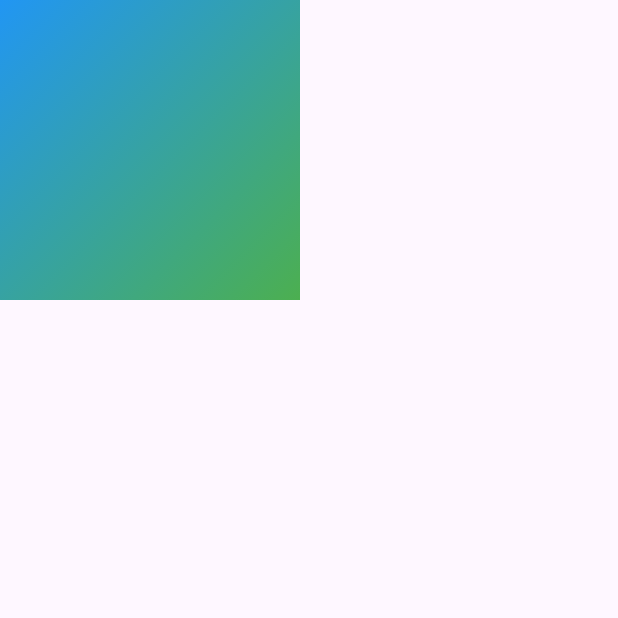
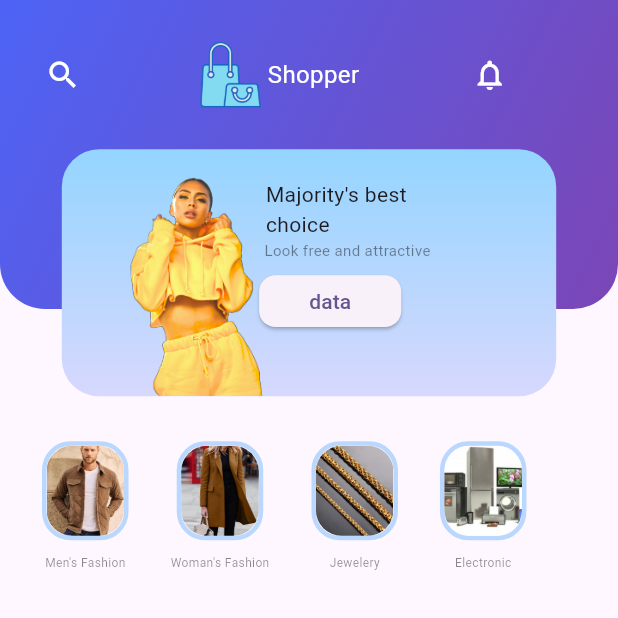
Before and after one commit to sabdanabi/Project-PAS, a Flutter app: the screen it shows after launch, on a phone screen of 412 x 824 dp, the top half of it. Run offline on Flutter 3.47's test engine with Material 2 defaults, Android fonts, the phone set to English and light mode, and no system bars.

Commit message:
style [PD] mengedit file landing_page.dart

```diff
--- a/lib/screens/LandingPage.dart
+++ b/lib/screens/LandingPage.dart
@@ -1,4 +1,6 @@
 import 'package:flutter/material.dart';
+
+import '../widgets/reused_components/circelMenus.dart';
 
 
 class LandingPage extends StatefulWidget {
@@ -19,17 +21,117 @@ class _LandingPageState extends State<LandingPage> {
               child: AppBar(
                 flexibleSpace: Positioned.fill(
                     child: Container(
-                    width: 200,
-                    height: 200,
-                    decoration: BoxDecoration(
+                      height: MediaQuery.of(context).size.height * 0.25,
+                      decoration: const BoxDecoration(
                         gradient: LinearGradient(
-                        colors: [Colors.blue, Colors.green], // Warna gradien
-                        begin: Alignment.topLeft, // Posisi awal gradien
+                          colors: [Color(0xFF4D63F5), Color(0xFF7B46B6)],
+                          begin: Alignment.topLeft,
                           end: Alignment.bottomRight,
+                        ),
+                        borderRadius: BorderRadius.only(
+                          bottomRight: Radius.circular(30.0),
+                          bottomLeft: Radius.circular(30.0),
                         ),
                       ),
                     )
                 ),
+              ),
+            ),
+
+            Container(
+              child: Column(
+                children: [
+                  Padding(
+                    padding: const EdgeInsets.symmetric(vertical: 25.0,horizontal: 30.0),
+                    child: Row(
+                      children: [
+                        const Icon(
+                          Icons.search,
+                          color: Colors.white,
+                        ),
+
+                        Padding(
+                          padding: const EdgeInsets.symmetric(horizontal: 75.0),
+                          child: Row(
+                            children: [
+                              Image.asset(
+                                height: MediaQuery.of(context).size.height * 0.06,
+                                'assets_img/logo.png',
+                              ),
+                              // Jarak antara gambar dan teks
+                              const Text(
+                                'Shopper',
+                                style: TextStyle(fontSize: 16.0, color: Colors.white),
+                              ),
+                            ],
+                          ),
+                        ),
+
+                        const Icon(
+                          Icons.notifications_none,
+                          color: Colors.white,
+                        ),
+                      ],
+                    ),
+                  ),
+
+                  Container(
+                    height: MediaQuery.of(context).size.height * 0.2,
+                    width: MediaQuery.of(context).size.width * 0.8,
+                    decoration: const   BoxDecoration(
+                      gradient: LinearGradient(
+                        colors: [Color(0xFF94D5FF), Color(0xFFD7D8FD)],
+                        begin: Alignment.topCenter,
+                        end: Alignment.bottomCenter,
+                      ),
+                      borderRadius: BorderRadius.all(Radius.circular(25.0)),
+                    ),
+                    child: Stack(
+                      children: [
+                        Padding(
+                          padding: const EdgeInsets.only(left: 40.0),
+                          child: Image.asset(
+                            'assets_img/modell.png',
+                            height: MediaQuery.of(context).size.height * 0.3,
+                          ),
+                        ),
+
+                       Padding(
+                          padding: EdgeInsets.only(left: 120.0,top: 20.0),
+                          child: Column(
+                            children: [
+                              Text("Majority's best\nchoice",),
+                              Padding(
+                                padding: EdgeInsets.only(left: 15.0),
+                                child: Text('Look free and attractive',style: TextStyle(fontSize: 10.0,color: Colors.black45),),
+                              ),
+                              Padding(
+                                padding: const EdgeInsets.only(top: 10.0,right: 8.0 ),
+                                child: Container(
+                                    height: MediaQuery.of(context).size.height * 0.042,
+                                    width: MediaQuery.of(context).size.width * 0.23,
+                                    child: ElevatedButton(onPressed: () {},child: Text('data'),style: ElevatedButton.styleFrom(
+                                      shape: RoundedRectangleBorder( //to set border radius to button
+                                          borderRadius: BorderRadius.circular(11.0)
+                                      ),))),
+                              )
+                            ],
+                          ),
+                        ),
+
+                      ],
+                    ),
+                  ),
+
+                  Row(
+                    children: [
+                      CircelMenus(imgName: 'assets_img/clmodelman.jpg',text: "Men's Fashion"),
+                      CircelMenus(imgName: 'assets_img/clmodel.jpg',text: "Woman's Fashion"),
+                      CircelMenus(imgName: 'assets_img/clmodel2.jpeg',text: "Jewelery"),
+                      CircelMenus(imgName: 'assets_img/clmodel3.jpg',text: "Electronic"),
+                    ],
+                  )
+                ],
               ),
             )
           ],
--- /dev/null
+++ b/lib/widgets/reused_components/circelMenus.dart
@@ -0,0 +1,41 @@
+import 'package:flutter/material.dart';
+
+class CircelMenus extends StatelessWidget {
+
+  final String text;
+  final String imgName;
+
+  CircelMenus({
+    required this.text,
+    required this.imgName,
+  });
+
+  @override
+  Widget build(BuildContext context) {
+    return Padding(
+      padding: const EdgeInsets.only(left: 28.0,top: 20.0),
+      child: Column(
+        children: [
+          Padding(
+            padding: const EdgeInsets.symmetric(vertical: 10.0),
+            child: Container(
+              height: MediaQuery.of(context).size.height * 0.08,
+              width: MediaQuery.of(context).size.width * 0.14,
+                decoration: BoxDecoration(
+                    color: Colors.white10,
+                  borderRadius: BorderRadius.all(Radius.circular(19.0)),
+                  border: Border.all(color: Color(0xFFBAD7FE),width: 3)
+                  ),
+              child: ClipRRect(
+                borderRadius: BorderRadius.circular(17.0), // Ganti sesuai kebutuhanmu
+                child:  Image.asset(imgName,fit: BoxFit.cover,),
+              ),
+            )
+          ),
+
+          Text(text,style: TextStyle(fontSize: 8.0,color: Colors.black45),)
+        ],
+      ),
+    );
+  }
+}
```
Also changed, not shown: pubspec.yaml (+9 -0 lines), assets_img/clmodel.jpg (added), assets_img/clmodel2.jpeg (added), assets_img/clmodel3.jpg (added), assets_img/clmodelman.jpg (added), assets_img/logo.png (added), assets_img/model.png (added), assets_img/model1.png (added), assets_img/modelcl2.jpg (added), assets_img/modell.png (added). Lines whose indentation alone changed are shown as unchanged.
